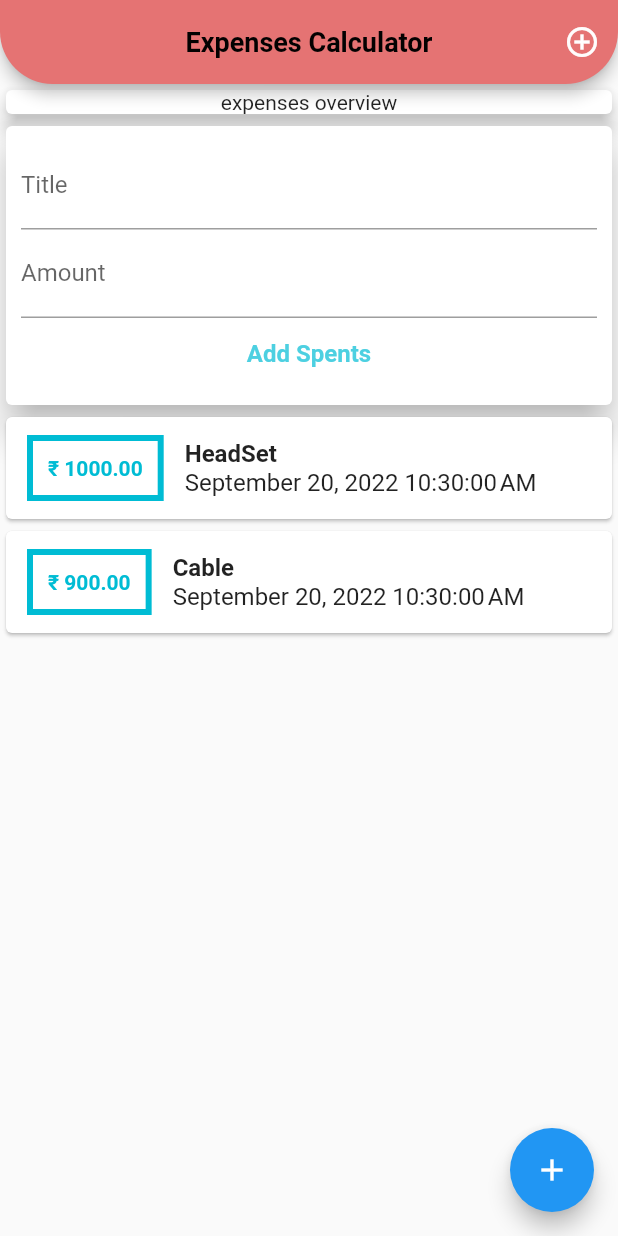
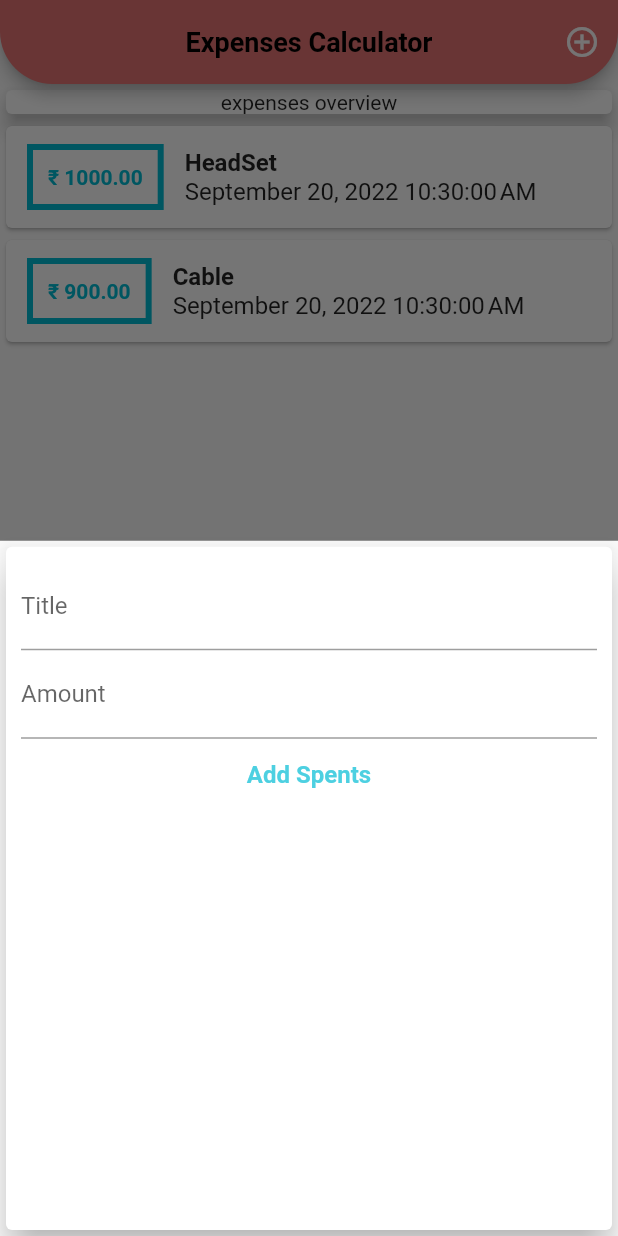
Before and after one commit to Erickeagle3/expense_app, a Flutter app: the screen it shows after launch, after a tap on the "add circle outline" icon, on a phone screen of 412 x 824 dp. Run offline on Flutter 3.47's test engine with Material 2 defaults, Android fonts, the phone set to English and light mode, and no system bars.

Commit message:
fliutter: make add transaction widget appears only when user clicked on either of the add icon Signed-off-by: Erickeagle3 <sayanchakraborty334@gmail.com>
Note - please watch these changes peacefully because these changes made me suffer.

```diff
--- a/lib/main.dart
+++ b/lib/main.dart
@@ -1,12 +1,70 @@
 import 'package:flutter/material.dart';
-import 'package:expense_app/widgets/user_transaction.dart';
+import 'package:expense_app/data/trans.dart';
+import 'package:expense_app/widgets/new_transaction.dart';
+import 'package:expense_app/widgets/transaction.dart';
 
 void main() {
   runApp(const MyApp());
 }
-
 class MyApp extends StatelessWidget {
   const MyApp({super.key});
+
+  @override
+  Widget build(BuildContext context) {
+    return const MaterialApp(
+      title: 'Flutter App',
+      home: MyHomePage(),
+    );
+  }
+}
+
+class MyHomePage extends StatefulWidget {
+  const MyHomePage({super.key});
+
+  @override
+  State<MyHomePage> createState() => _MyHomePageState();
+}
+class _MyHomePageState extends State<MyHomePage> {
+  final List<Trans> _userTransaction = [
+    Trans(
+      id: 'Erick',
+      title: 'HeadSet',
+      amount: 1000,
+      date: DateTime.now(),
+    ),
+    Trans(
+      id: 'Kevin',
+      title: 'Cable',
+      amount: 900,
+      date: DateTime.now(),
+    ),
+  ];
+
+  void _UserInput(String textTitle, double textAmount) {
+    final newtext = Trans(
+      title: textTitle,
+      amount: textAmount,
+      date: DateTime.now(),
+      id: DateTime.now().toString(),
+    );
+    setState(() {
+      _userTransaction.add(newtext);
+    });
+  }
+
+  void _startNewTransaction(BuildContext test) {
+    showModalBottomSheet(
+      context: test,
+      builder: (_) {
+        return GestureDetector(
+          onTap: () {},
+          // ignore: sort_child_properties_last
+          child: NewTransaction(_UserInput),
+          behavior: HitTestBehavior.opaque,
+        );
+      },
+    );
+  }
 
   @override
   Widget build(BuildContext context) {
@@ -25,7 +83,7 @@ class MyApp extends StatelessWidget {
           backgroundColor: Colors.red.shade300,
           actions: <Widget>[
             IconButton(
-              onPressed: () {},
+              onPressed: () => _startNewTransaction(context),
               icon: const Icon(
                 Icons.add_circle_outline,
               ),
@@ -33,8 +91,8 @@ class MyApp extends StatelessWidget {
           ],
         ),
         body: ListView(
-          children: const <Widget>[
-            SizedBox(
+          children: <Widget>[
+            const SizedBox(
               width: double.infinity,
               child: Card(
                 elevation: 5,
@@ -44,13 +102,13 @@ class MyApp extends StatelessWidget {
                 ),
               ),
             ),
-            UserTransaction(),
+            MyTransactions(_userTransaction),
           ],
         ),
         //floatingActionButtonLocation: FloatingActionButtonLocation.centerFloat,
         floatingActionButton: FloatingActionButton(
+          onPressed: () => _startNewTransaction(context),
           child: const Icon(Icons.add),
-          onPressed: () {},
         ),
       ),
     );
--- a/lib/widgets/transaction.dart
+++ b/lib/widgets/transaction.dart
@@ -11,7 +11,7 @@ class MyTransactions extends StatelessWidget {
   @override
   Widget build(BuildContext context) {
     return SizedBox(
-      height: 600, //changing acording to testing device for now.
+      height: 300, //changing acording to testing device for now.
       child: ListView.builder(
         itemBuilder: (text, index) {
           return Card(
--- a/lib/widgets/user_transaction.dart
+++ /dev/null
@@ -1,50 +0,0 @@
-import 'package:flutter/material.dart';
-import 'package:expense_app/widgets/transaction.dart';
-import 'package:expense_app/widgets/new_transaction.dart';
-import 'package:expense_app/data/trans.dart';
-
-class UserTransaction extends StatefulWidget {
-  const UserTransaction({super.key});
-
-  @override
-  State<UserTransaction> createState() => _UserTransactionState();
-}
-
-class _UserTransactionState extends State<UserTransaction> {
-  final List<Trans> _transaction = [
-    Trans(
-      id: 'Erick',
-      title: 'HeadSet',
-      amount: 1000,
-      date: DateTime.now(),
-    ),
-    Trans(
-      id: 'Kevin',
-      title: 'Cable',
-      amount: 900,
-      date: DateTime.now(),
-    ),
-  ];
-
-  void _UserInput(String textTitle, double textAmount) {
-    final newtext = Trans(
-      title: textTitle,
-      amount: textAmount,
-      date: DateTime.now(),
-      id: DateTime.now().toString(),
-    );
-    setState(() {
-      _transaction.add(newtext);
-    });
-  }
-
-  @override
-  Widget build(BuildContext context) {
-    return Column(
-      children: <Widget>[
-        NewTransaction(_UserInput),
-        MyTransactions(_transaction),
-      ],
-    );
-  }
-}
```
Also changed, not shown: lib/widgets/media.dart (added, +16 -0 lines).
